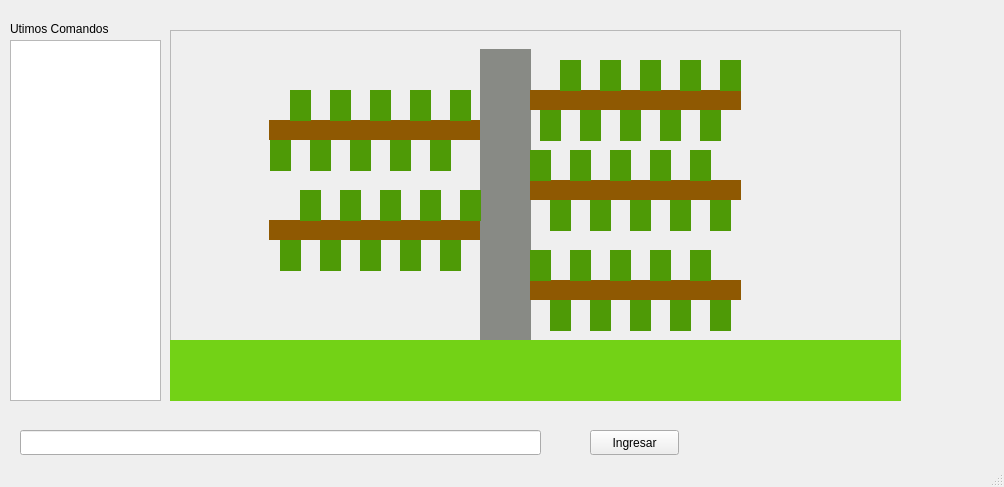
First picture: the form in TreeOfProcesses/mainwindow.ui, repository SergioCifuentes/TreeOfProcesses, before the edit.
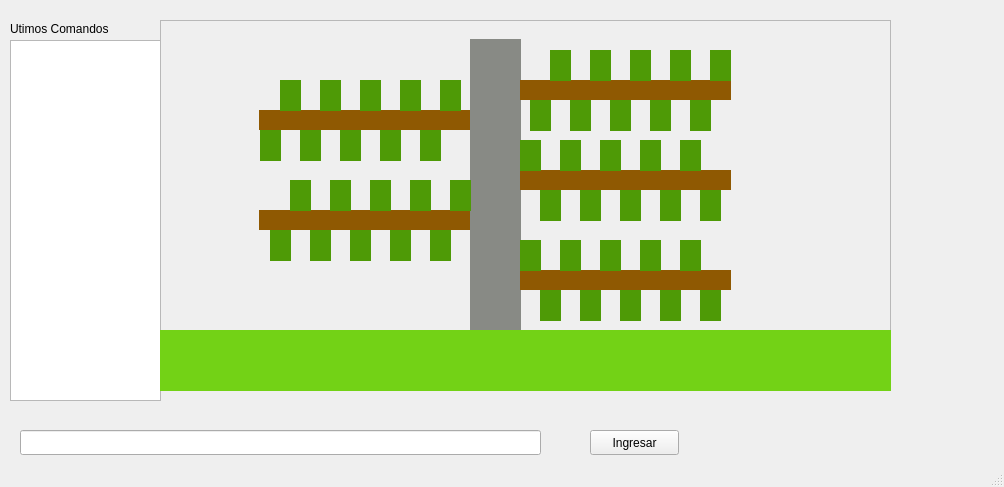
Second picture: the form after the edit.

The edit to the form file:
```diff
--- a/TreeOfProcesses/mainwindow.ui
+++ b/TreeOfProcesses/mainwindow.ui
@@ -63,8 +63,8 @@
    <widget class="QFrame" name="frame">
     <property name="geometry">
      <rect>
-      <x>170</x>
-      <y>30</y>
+      <x>160</x>
+      <y>20</y>
       <width>731</width>
       <height>371</height>
      </rect>
```
